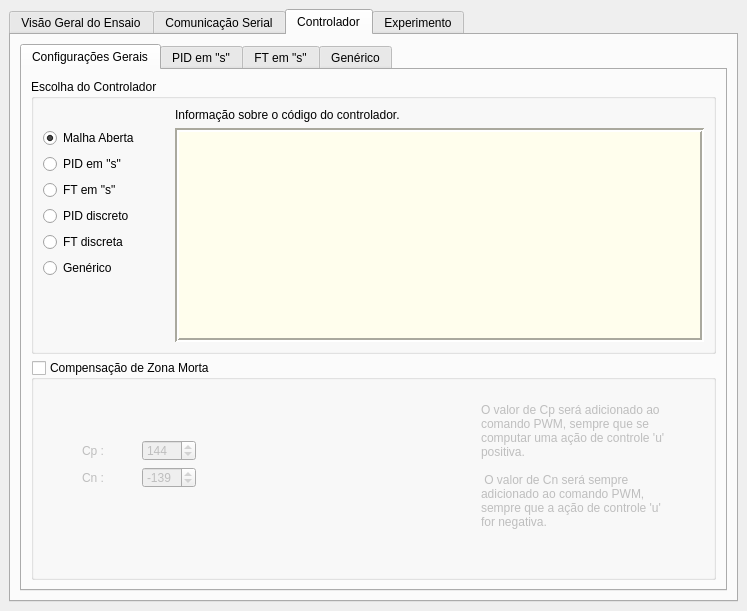
This is GUI_code/main_window.ui in torresgithub/software_controle_plantas as Qt 5 draws it before an edit. The edited form follows.
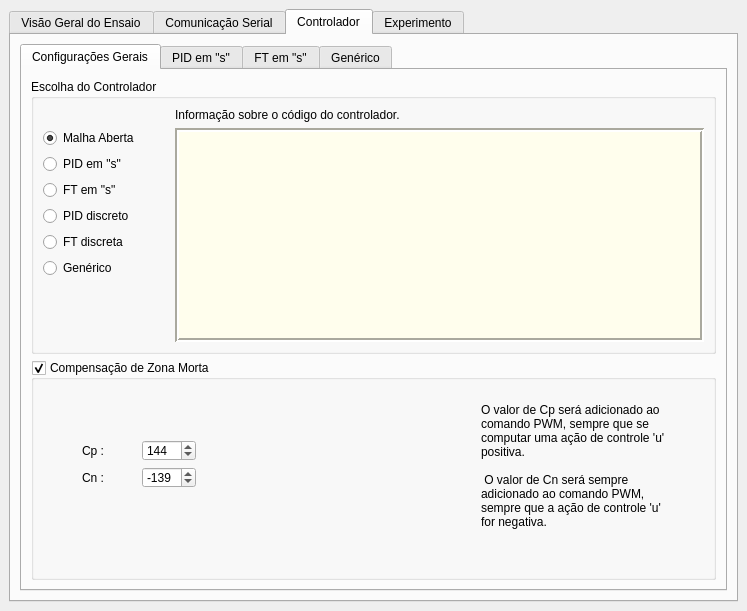
This is the edited form. The open tabs and pages were chosen to show the change. Icons and pictures are not drawn. Custom widgets are drawn as their Qt base class.

```diff
--- a/GUI_code/main_window.ui
+++ b/GUI_code/main_window.ui
@@ -867,6 +867,9 @@
             </item>
             <item>
              <widget class="QGroupBox" name="groupBox_deadzone_comp">
+              <property name="enabled">
+               <bool>true</bool>
+              </property>
               <property name="sizePolicy">
                <sizepolicy hsizetype="Preferred" vsizetype="Preferred">
                 <horstretch>0</horstretch>
@@ -886,7 +889,7 @@
                <bool>true</bool>
               </property>
               <property name="checked">
-               <bool>false</bool>
+               <bool>true</bool>
               </property>
               <widget class="QLabel" name="label_12">
                <property name="enabled">
@@ -923,7 +926,7 @@
                 <item row="0" column="0">
                  <widget class="QLabel" name="label_19">
                   <property name="enabled">
-                   <bool>false</bool>
+                   <bool>true</bool>
                   </property>
                   <property name="text">
                    <string>Cp :</string>
@@ -933,7 +936,7 @@
                 <item row="0" column="1">
                  <widget class="QSpinBox" name="spinBox_Cp">
                   <property name="enabled">
-                   <bool>false</bool>
+                   <bool>true</bool>
                   </property>
                   <property name="maximum">
                    <number>255</number>
@@ -946,7 +949,7 @@
                 <item row="1" column="0">
                  <widget class="QLabel" name="label_20">
                   <property name="enabled">
-                   <bool>false</bool>
+                   <bool>true</bool>
                   </property>
                   <property name="text">
                    <string>Cn :</string>
@@ -956,7 +959,7 @@
                 <item row="1" column="1">
                  <widget class="QSpinBox" name="spinBox_Cn">
                   <property name="enabled">
-                   <bool>false</bool>
+                   <bool>true</bool>
                   </property>
                   <property name="minimum">
                    <number>-255</number>
```
Left out of the diff: 6 changed lines with no effect on the pictures.
